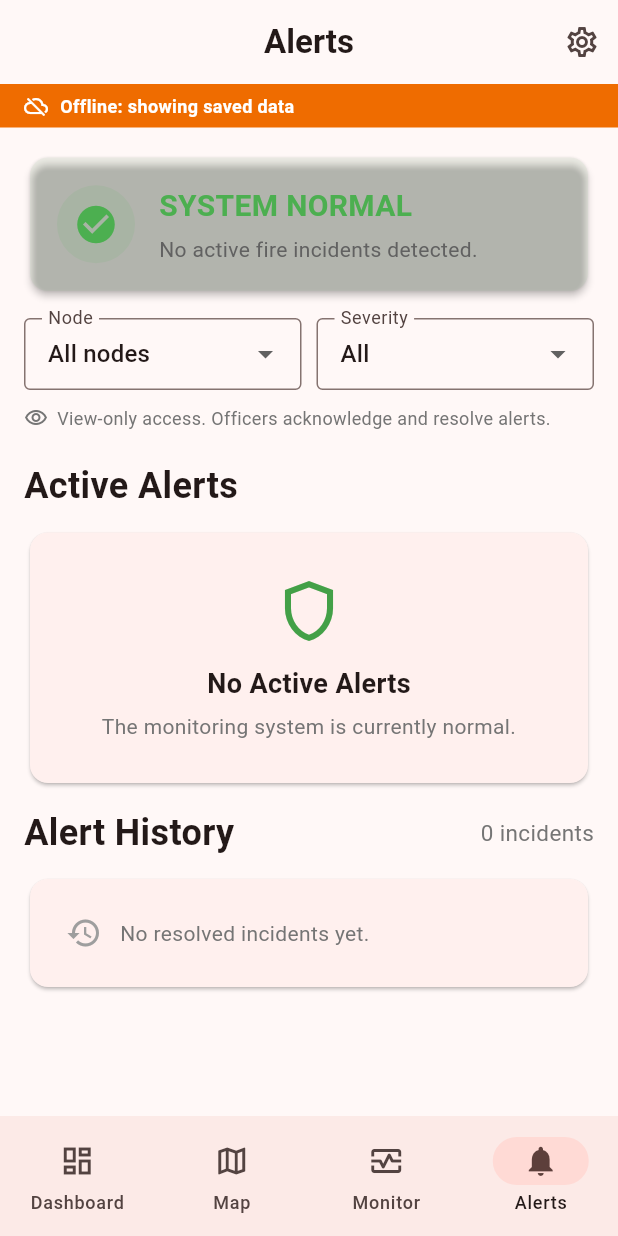
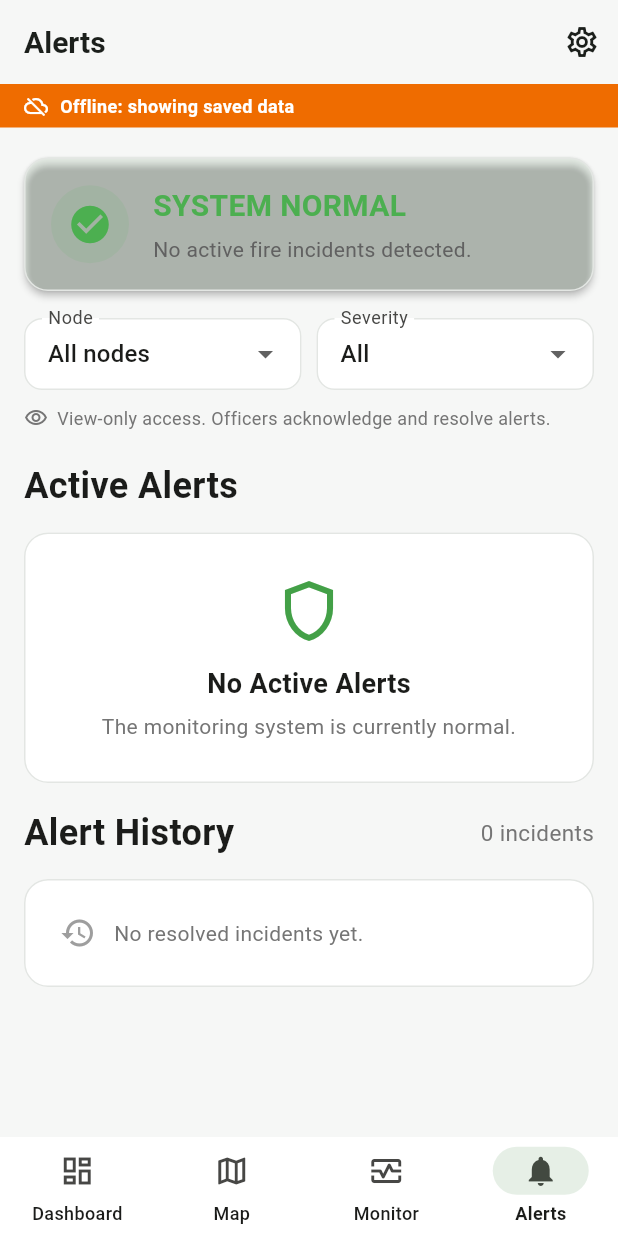
Before and after one commit to surendar-77/forest-fire-monitor-source, a Flutter app: the screen it shows once a user with an empty profile is signed in, item 4 of the bottom bar chosen, on a phone screen of 412 x 824 dp. Run offline on Flutter 3.47's test engine with Material 3 defaults, Android fonts, the phone set to English and light mode, and no system bars; our stand-ins replace audioplayers, cloud_firestore, connectivity_plus, csv, firebase_auth, firebase_core and 11 more; accounts and stored records are empty.

Commit message:
Clean UI theme: neutral surfaces, forest-green accent, flat bordered cards

```diff
--- a/lib/main.dart
+++ b/lib/main.dart
@@ -14,6 +14,7 @@ import 'services/auth_service.dart';
 import 'services/fcm_service.dart';
 import 'services/node_repository.dart';
 import 'services/notification_service.dart';
+import 'theme/app_theme.dart';
 
 /// Crashlytics has no web implementation.
 bool get _crashReportingSupported => !kIsWeb;
@@ -84,10 +85,7 @@ class ForestFireApp extends StatelessWidget {
     return MaterialApp(
       debugShowCheckedModeBanner: false,
       title: 'Forest Fire Monitor',
-      theme: ThemeData(
-        useMaterial3: true,
-        colorScheme: ColorScheme.fromSeed(seedColor: Colors.red),
-      ),
+      theme: AppTheme.light(),
       home: AuthGate(auth: auth, repository: repository),
       routes: {
         '/location-settings': (context) => const LocationSettingsScreen(),
--- a/lib/screens/app_shell.dart
+++ b/lib/screens/app_shell.dart
@@ -186,11 +186,7 @@ class _AppShellState extends State<AppShell> {
 
         return Scaffold(
           appBar: AppBar(
-            title: Text(
-              _titles[_selectedIndex],
-              style: const TextStyle(fontWeight: FontWeight.bold),
-            ),
-            centerTitle: true,
+            title: Text(_titles[_selectedIndex]),
             actions: [
               if (widget.auth.isAdmin) _dataSourceMenu(context),
               IconButton(
--- /dev/null
+++ b/lib/theme/app_theme.dart
@@ -0,0 +1,100 @@
+import 'package:flutter/material.dart';
+
+/// Clean, flat look: neutral surfaces, forest-green accent, white cards with
+/// a hairline border instead of shadows and tints.
+class AppTheme {
+  static const _seed = Color(0xFF2E7D32);
+  static const _background = Color(0xFFF6F7F6);
+  static const _border = Color(0xFFE3E6E3);
+
+  static ThemeData light() {
+    final scheme = ColorScheme.fromSeed(
+      seedColor: _seed,
+      dynamicSchemeVariant: DynamicSchemeVariant.neutral,
+    ).copyWith(
+      primary: _seed,
+      surface: Colors.white,
+      surfaceTint: Colors.transparent,
+      outlineVariant: _border,
+    );
+
+    final shape = RoundedRectangleBorder(borderRadius: BorderRadius.circular(12));
+
+    return ThemeData(
+      useMaterial3: true,
+      colorScheme: scheme,
+      scaffoldBackgroundColor: _background,
+      dividerTheme: const DividerThemeData(color: _border, thickness: 1, space: 24),
+      appBarTheme: const AppBarTheme(
+        backgroundColor: _background,
+        foregroundColor: Color(0xFF1B1F1B),
+        elevation: 0,
+        scrolledUnderElevation: 0,
+        centerTitle: false,
+        titleTextStyle: TextStyle(
+          color: Color(0xFF1B1F1B),
+          fontSize: 20,
+          fontWeight: FontWeight.w600,
+        ),
+      ),
+      cardTheme: CardThemeData(
+        color: Colors.white,
+        elevation: 0,
+        margin: const EdgeInsets.symmetric(vertical: 4),
+        shape: RoundedRectangleBorder(
+          borderRadius: BorderRadius.circular(16),
+          side: const BorderSide(color: _border),
+        ),
+      ),
+      navigationBarTheme: NavigationBarThemeData(
+        backgroundColor: Colors.white,
+        surfaceTintColor: Colors.transparent,
+        elevation: 0,
+        height: 66,
+        indicatorColor: _seed.withValues(alpha: 0.12),
+        labelTextStyle: WidgetStateProperty.resolveWith(
+          (states) => TextStyle(
+            fontSize: 12,
+            fontWeight: states.contains(WidgetState.selected) ? FontWeight.w600 : FontWeight.w500,
+          ),
+        ),
+      ),
+      filledButtonTheme: FilledButtonThemeData(
+        style: FilledButton.styleFrom(shape: shape, minimumSize: const Size(0, 46)),
+      ),
+      outlinedButtonTheme: OutlinedButtonThemeData(
+        style: OutlinedButton.styleFrom(
+          shape: shape,
+          minimumSize: const Size(0, 44),
+          side: const BorderSide(color: _border),
+        ),
+      ),
+      textButtonTheme: TextButtonThemeData(style: TextButton.styleFrom(shape: shape)),
+      inputDecorationTheme: InputDecorationTheme(
+        filled: true,
+        fillColor: Colors.white,
+        border: OutlineInputBorder(
+          borderRadius: BorderRadius.circular(12),
+          borderSide: const BorderSide(color: _border),
+        ),
+        enabledBorder: OutlineInputBorder(
+          borderRadius: BorderRadius.circular(12),
+          borderSide: const BorderSide(color: _border),
+        ),
+      ),
+      chipTheme: ChipThemeData(
+        shape: RoundedRectangleBorder(borderRadius: BorderRadius.circular(20)),
+        side: const BorderSide(color: _border),
+      ),
+      dialogTheme: DialogThemeData(
+        backgroundColor: Colors.white,
+        surfaceTintColor: Colors.transparent,
+        shape: RoundedRectangleBorder(borderRadius: BorderRadius.circular(20)),
+      ),
+      snackBarTheme: SnackBarThemeData(
+        behavior: SnackBarBehavior.floating,
+        shape: shape,
+      ),
+    );
+  }
+}
```
